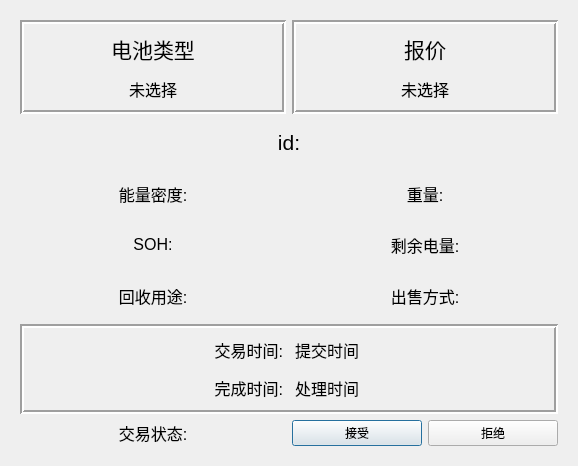
The window that dealDialog.ui (RipplesDance/WasteMetalRecoverySystem_server) describes before a commit, drawn with Qt 5.
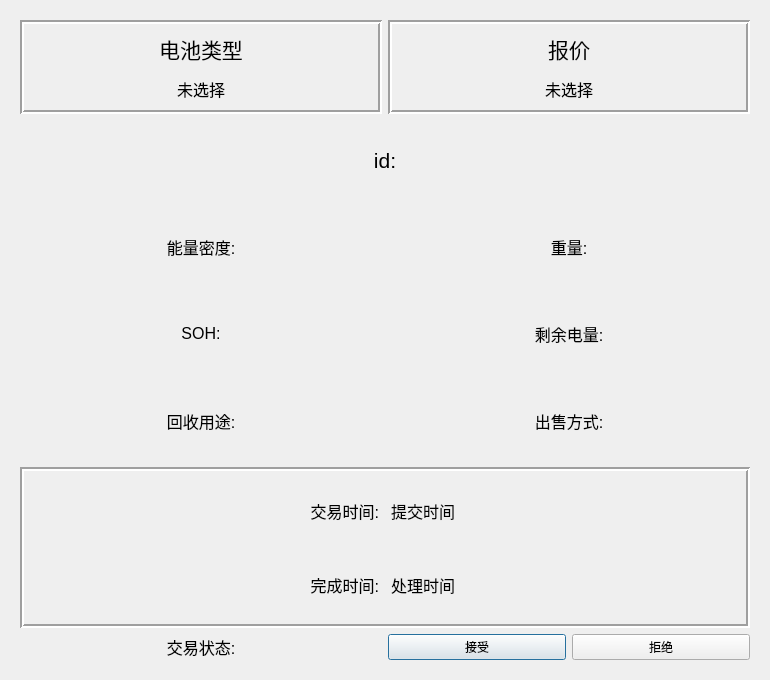
The same window after the commit.

Patch:
```diff
--- a/dealDialog.ui
+++ b/dealDialog.ui
@@ -6,10 +6,22 @@
    <rect>
     <x>0</x>
     <y>0</y>
-    <width>578</width>
-    <height>466</height>
+    <width>770</width>
+    <height>680</height>
    </rect>
   </property>
+  <property name="minimumSize">
+   <size>
+    <width>770</width>
+    <height>680</height>
+   </size>
+  </property>
+  <property name="maximumSize">
+   <size>
+    <width>770</width>
+    <height>680</height>
+   </size>
+  </property>
   <property name="windowTitle">
    <string>Dialog</string>
   </property>
```
